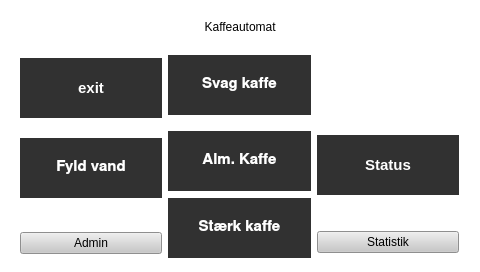
EITPRJ3/GUI_Software, file GUI/mainwindow.ui: the form before one commit.
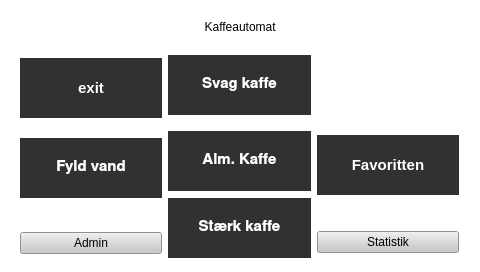
The form after the commit.

Commit message: Admin tilføjet status ind. ClearData. MainWindow får tilføjet favorite og enum. MakingScreen ændret case værdier. Tilføjet yderlige gif, så hvert scenario har sin egen

```diff
--- a/GUI/mainwindow.ui
+++ b/GUI/mainwindow.ui
@@ -497,7 +497,7 @@
  }</string>
          </property>
          <property name="text">
-          <string>Status</string>
+          <string>Favoritten</string>
          </property>
         </widget>
        </item>
```
The commit also changes 36 other files.
